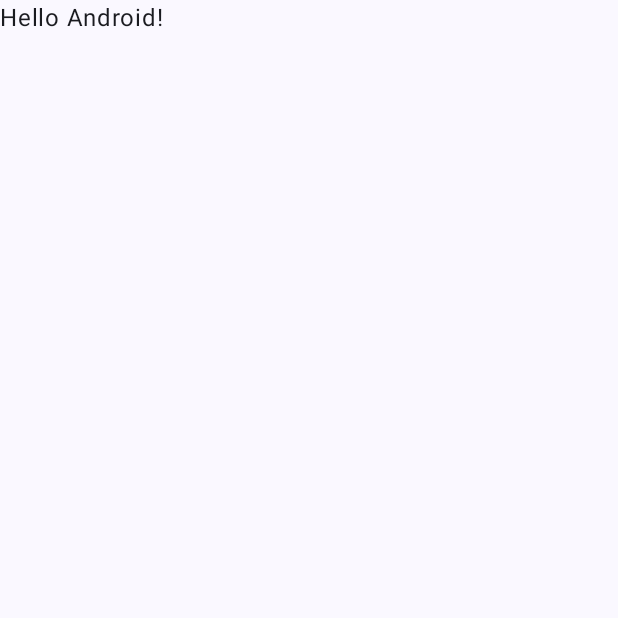
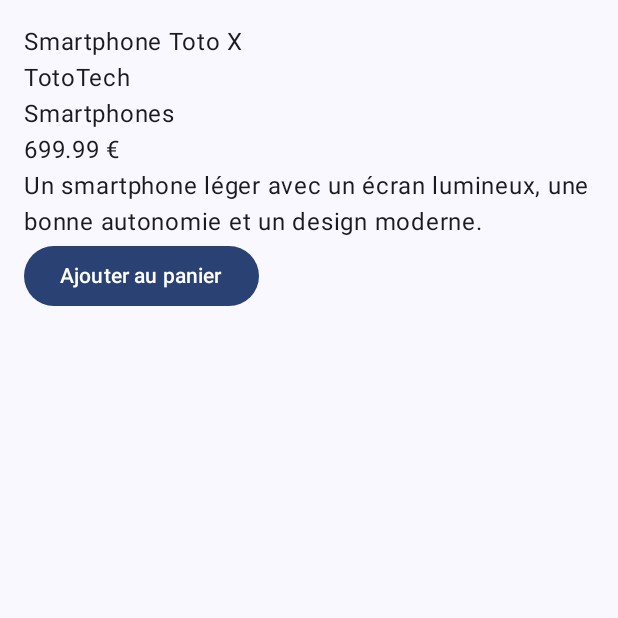
Before and after one commit to pierre-marion/ProductExplorer, an Android app built with Jetpack Compose: the screen it shows after launch (MainActivity), on a phone screen of 412 x 824 dp, the top half of it. Before the commit the part shown is almost empty. Run offline under Robolectric (Android 15) with nearby library versions, the phone set to English and light mode, and no system bars.

Commit message:
TP4 - ProductUi, sampleProduct et ProductDetailScreen de base avec preview

```diff
--- a/app/src/main/java/com/example/productexplorer/MainActivity.kt
+++ b/app/src/main/java/com/example/productexplorer/MainActivity.kt
@@ -4,39 +4,18 @@ import android.os.Bundle
 import androidx.activity.ComponentActivity
 import androidx.activity.compose.setContent
 import androidx.activity.enableEdgeToEdge
-import androidx.compose.foundation.Image
-import androidx.compose.foundation.background
-import androidx.compose.foundation.layout.Arrangement
-import androidx.compose.foundation.layout.Box
 import androidx.compose.foundation.layout.Column
-import androidx.compose.foundation.layout.PaddingValues
-import androidx.compose.foundation.layout.Row
-import androidx.compose.foundation.layout.Spacer
 import androidx.compose.foundation.layout.fillMaxSize
-import androidx.compose.foundation.layout.fillMaxWidth
-import androidx.compose.foundation.layout.height
 import androidx.compose.foundation.layout.padding
-import androidx.compose.foundation.lazy.LazyColumn
-import androidx.compose.foundation.lazy.LazyRow
-import androidx.compose.foundation.lazy.items
-import androidx.compose.material.icons.Icons
-import androidx.compose.material.icons.filled.Star
 import androidx.compose.material3.Button
-import androidx.compose.material3.Card
-import androidx.compose.material3.CardDefaults
-import androidx.compose.material3.Icon
-import androidx.compose.material3.MaterialTheme
-import androidx.compose.material3.OutlinedTextField
 import androidx.compose.material3.Scaffold
-import androidx.compose.material3.Surface
 import androidx.compose.material3.Text
 import androidx.compose.runtime.Composable
-import androidx.compose.ui.Alignment
 import androidx.compose.ui.Modifier
-import androidx.compose.ui.res.painterResource
 import androidx.compose.ui.tooling.preview.Preview
 import androidx.compose.ui.unit.dp
 import com.example.productexplorer.ui.theme.ProductExplorerTheme
+
 class MainActivity : ComponentActivity() {
     override fun onCreate(savedInstanceState: Bundle?) {
         super.onCreate(savedInstanceState)
@@ -44,8 +23,11 @@ class MainActivity : ComponentActivity() {
         setContent {
             ProductExplorerTheme {
                 Scaffold(modifier = Modifier.fillMaxSize()) { innerPadding ->
-                    Greeting(
-                        name = "Android",
+                    ProductDetailScreen(
+                        product = sampleProduct(),
+                        onAddToCartClick = {
+                            // Action à ajouter plus tard
+                        },
                         modifier = Modifier.padding(innerPadding)
                     )
                 }
@@ -54,18 +36,63 @@ class MainActivity : ComponentActivity() {
     }
 }
 
+data class ProductUi(
+    val title: String,
+    val brand: String,
+    val category: String,
+    val description: String,
+    val price: Double,
+    val discountPercentage: Double,
+    val rating: Double,
+    val stock: Int,
+    val warrantyInformation: String,
+    val shippingInformation: String
+)
+
+fun sampleProduct(): ProductUi {
+    return ProductUi(
+        title = "Smartphone Toto X",
+        brand = "TotoTech",
+        category = "Smartphones",
+        description = "Un smartphone léger avec un écran lumineux, une bonne autonomie et un design moderne.",
+        price = 699.99,
+        discountPercentage = 12.5,
+        rating = 4.6,
+        stock = 34,
+        warrantyInformation = "Garantie constructeur : 2 ans",
+        shippingInformation = "Livraison estimée : 3 à 5 jours ouvrés"
+    )
+}
+
 @Composable
-fun Greeting(name: String, modifier: Modifier = Modifier) {
-    Text(
-        text = "Hello $name!",
+fun ProductDetailScreen(
+    product: ProductUi,
+    onAddToCartClick: () -> Unit,
+    modifier: Modifier = Modifier
+) {
+    Column(
         modifier = modifier
-    )
+            .fillMaxSize()
+            .padding(16.dp)
+    ) {
+        Text(text = product.title)
+        Text(text = product.brand)
+        Text(text = product.category)
+        Text(text = "${product.price} €")
+        Text(text = product.description)
+        Button(onClick = onAddToCartClick) {
+            Text(text = "Ajouter au panier")
+        }
+    }
 }
 
 @Preview(showBackground = true)
 @Composable
-fun GreetingPreview() {
+fun ProductDetailScreenPreview() {
     ProductExplorerTheme {
-        Greeting("Android")
+        ProductDetailScreen(
+            product = sampleProduct(),
+            onAddToCartClick = {}
+        )
     }
 }
```
